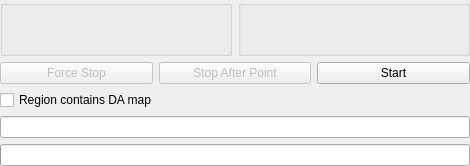
First picture: the form in src/sescontrol/scantype.ui, repository kmnhan/1KARPES_DAQ, before the edit.
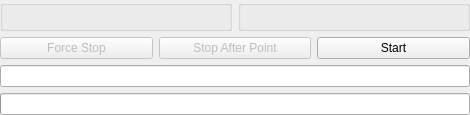
Second picture: the form after the edit. Custom widgets are drawn as their Qt base class.

Commit message: feat: infer DA map from seq

```diff
--- a/src/sescontrol/scantype.ui
+++ b/src/sescontrol/scantype.ui
@@ -7,7 +7,7 @@
     <x>0</x>
     <y>0</y>
     <width>470</width>
-    <height>166</height>
+    <height>110</height>
    </rect>
   </property>
   <property name="windowTitle">
@@ -67,13 +67,6 @@
      </item>
     </layout>
    </item>
-   <item>
-    <widget class="QCheckBox" name="damap_check">
-     <property name="text">
-      <string>Region contains DA map</string>
-     </property>
-    </widget>
-   </item>
    <item>
     <widget class="QLineEdit" name="line">
      <property name="readOnly">
```
The commit also changes 2 other files.
